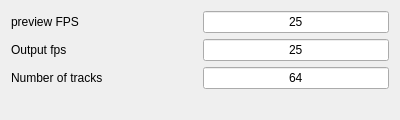
Old version of the form src/GUI/settings/ui/VLMCPreferences.ui in the repository VLMC/vlmc.
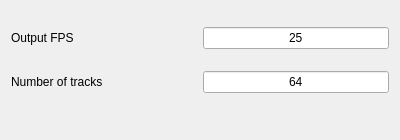
New version of the form.

Commit message: Deleted the preview FPS field in the Application settings

What changed in the file:
```diff
--- a/src/GUI/settings/ui/VLMCPreferences.ui
+++ b/src/GUI/settings/ui/VLMCPreferences.ui
@@ -7,7 +7,7 @@
     <x>0</x>
     <y>0</y>
     <width>400</width>
-    <height>115</height>
+    <height>140</height>
    </rect>
   </property>
   <property name="windowTitle">
@@ -15,30 +15,13 @@
   </property>
   <layout class="QGridLayout" name="gridLayout">
    <item row="0" column="0">
-    <widget class="QLabel" name="preview_FPS_label">
-     <property name="text">
-      <string>preview FPS</string>
-     </property>
-    </widget>
-   </item>
-   <item row="0" column="1">
-    <widget class="QLineEdit" name="previewFPS">
-     <property name="text">
-      <string>25</string>
-     </property>
-     <property name="alignment">
-      <set>Qt::AlignCenter</set>
-     </property>
-    </widget>
-   </item>
-   <item row="1" column="0">
     <widget class="QLabel" name="output_FPS_label">
      <property name="text">
-      <string>Output fps</string>
+      <string>Output FPS</string>
      </property>
     </widget>
    </item>
-   <item row="1" column="1">
+   <item row="0" column="1">
     <widget class="QLineEdit" name="outputFPS">
      <property name="text">
       <string>25</string>
@@ -48,14 +31,14 @@
      </property>
     </widget>
    </item>
-   <item row="2" column="0">
+   <item row="1" column="0">
     <widget class="QLabel" name="tracks_label">
      <property name="text">
       <string>Number of tracks</string>
      </property>
     </widget>
    </item>
-   <item row="2" column="1">
+   <item row="1" column="1">
     <widget class="QLineEdit" name="tracksNb">
      <property name="text">
       <string>64</string>
@@ -65,7 +48,7 @@
      </property>
     </widget>
    </item>
-   <item row="3" column="0">
+   <item row="2" column="0">
     <spacer name="horizontalSpacer">
      <property name="orientation">
       <enum>Qt::Horizontal</enum>
```
The commit also changes 2 other files.
